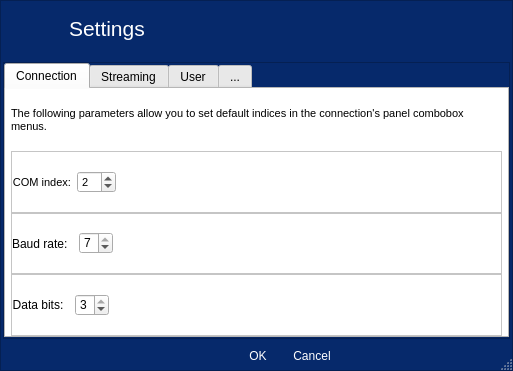
DanielEstrada971102/Horno-CS, file measurement-system/software/ui_files/settings_dialog.ui: the form before one commit.
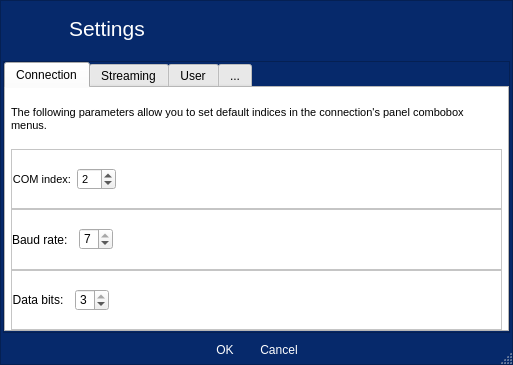
The form after the commit. Icons and pictures are not drawn.

Commit message: Fix styles in the interface

```diff
--- a/measurement-system/software/ui_files/settings_dialog.ui
+++ b/measurement-system/software/ui_files/settings_dialog.ui
@@ -7,7 +7,7 @@
     <x>0</x>
     <y>0</y>
     <width>513</width>
-    <height>371</height>
+    <height>365</height>
    </rect>
   </property>
   <property name="windowTitle">
@@ -107,6 +107,9 @@
    </property>
    <item>
     <widget class="QFrame" name="settings_window">
+     <property name="enabled">
+      <bool>true</bool>
+     </property>
      <property name="sizePolicy">
       <sizepolicy hsizetype="Expanding" vsizetype="Expanding">
        <horstretch>0</horstretch>
@@ -1395,11 +1398,14 @@
          </item>
          <item>
           <widget class="QDialogButtonBox" name="buttonBox">
+           <property name="orientation">
+            <enum>Qt::Horizontal</enum>
+           </property>
            <property name="standardButtons">
             <set>QDialogButtonBox::Cancel|QDialogButtonBox::Ok</set>
            </property>
            <property name="centerButtons">
-            <bool>false</bool>
+            <bool>true</bool>
            </property>
           </widget>
          </item>
```
The commit also changes 2 other files.
